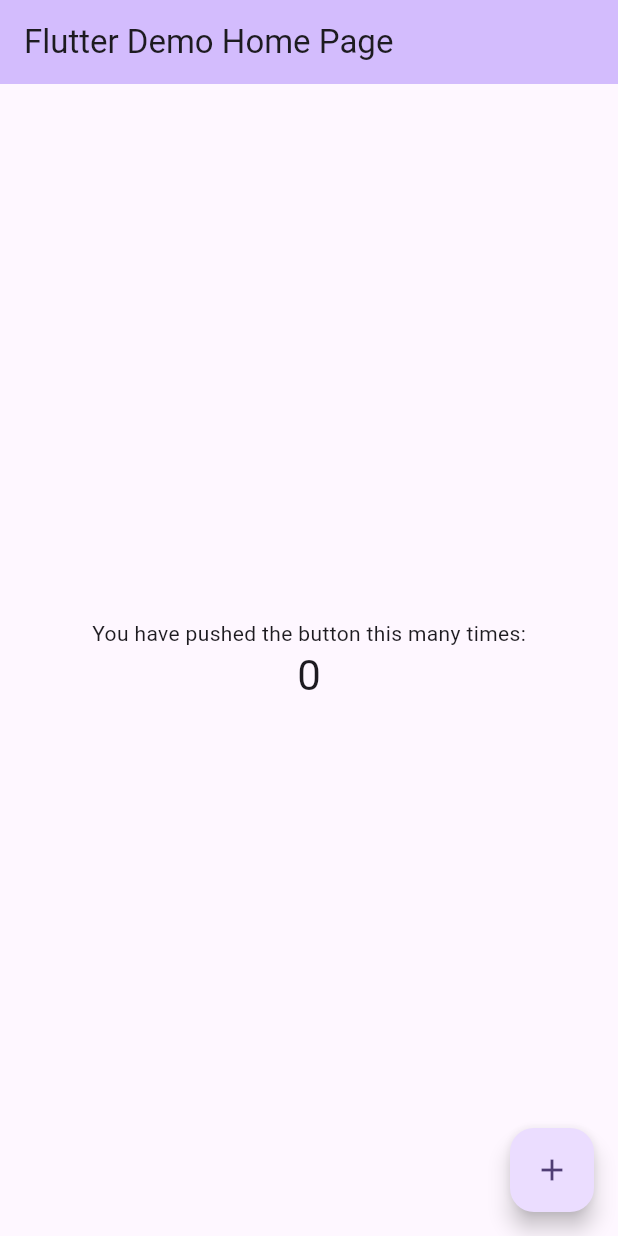
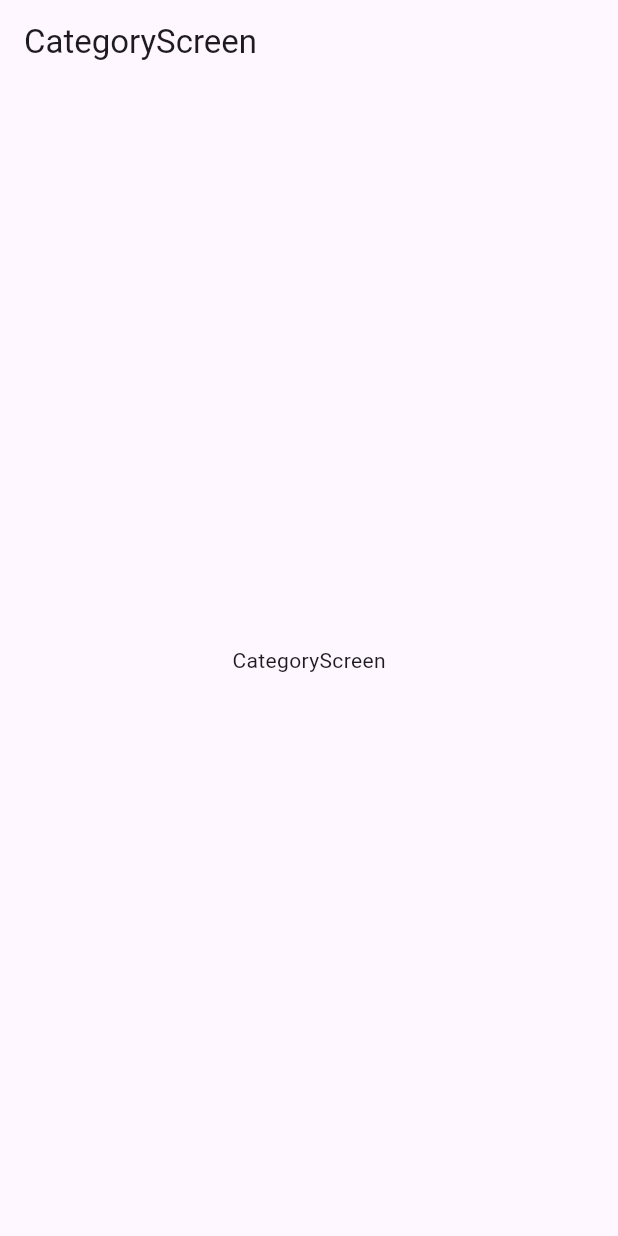
Before and after one commit to SoftEngAliijaz/meals_store, a Flutter app: the screen it shows after launch, on a phone screen of 412 x 824 dp. Run offline on Flutter 3.47's test engine with Material 3 defaults, Android fonts, the light colour scheme and no system bars.

Commit message:
initial-screen-setups

```diff
--- /dev/null
+++ b/lib/category_screen.dart
@@ -0,0 +1,16 @@
+import 'package:flutter/material.dart';
+
+class CategoryScreen extends StatelessWidget {
+  const CategoryScreen({super.key});
+  @override
+  Widget build(BuildContext context) {
+    return Scaffold(
+      appBar: AppBar(
+        title: const Text('CategoryScreen'),
+      ),
+      body: const Center(
+        child: Text('CategoryScreen'),
+      ),
+    );
+  }
+}
--- a/lib/main.dart
+++ b/lib/main.dart
@@ -1,4 +1,5 @@
 import 'package:flutter/material.dart';
+import 'package:meals_store/category_screen.dart';
 
 void main() {
   runApp(const MyApp());
@@ -7,119 +8,12 @@
 class MyApp extends StatelessWidget {
   const MyApp({super.key});
 
-  // This widget is the root of your application.
   @override
   Widget build(BuildContext context) {
     return MaterialApp(
-      title: 'Flutter Demo',
-      theme: ThemeData(
-        // This is the theme of your application.
-        //
-        // TRY THIS: Try running your application with "flutter run". You'll see
-        // the application has a purple toolbar. Then, without quitting the app,
-        // try changing the seedColor in the colorScheme below to Colors.green
-        // and then invoke "hot reload" (save your changes or press the "hot
-        // reload" button in a Flutter-supported IDE, or press "r" if you used
-        // the command line to start the app).
-        //
-        // Notice that the counter didn't reset back to zero; the application
-        // state is not lost during the reload. To reset the state, use hot
-        // restart instead.
-        //
-        // This works for code too, not just values: Most code changes can be
-        // tested with just a hot reload.
-        colorScheme: ColorScheme.fromSeed(seedColor: Colors.deepPurple),
-        useMaterial3: true,
-      ),
-      home: const MyHomePage(title: 'Flutter Demo Home Page'),
+      title: 'Meals Store',
+      theme: ThemeData(useMaterial3: true, primarySwatch: Colors.blue),
+      home: const CategoryScreen(),
     );
   }
 }
-
-class MyHomePage extends StatefulWidget {
-  const MyHomePage({super.key, required this.title});
-
-  // This widget is the home page of your application. It is stateful, meaning
-  // that it has a State object (defined below) that contains fields that affect
-  // how it looks.
-
-  // This class is the configuration for the state. It holds the values (in this
-  // case the title) provided by the parent (in this case the App widget) and
-  // used by the build method of the State. Fields in a Widget subclass are
-  // always marked "final".
-
-  final String title;
-
-  @override
-  State<MyHomePage> createState() => _MyHomePageState();
-}
-
-class _MyHomePageState extends State<MyHomePage> {
-  int _counter = 0;
-
-  void _incrementCounter() {
-    setState(() {
-      // This call to setState tells the Flutter framework that something has
-      // changed in this State, which causes it to rerun the build method below
-      // so that the display can reflect the updated values. If we changed
-      // _counter without calling setState(), then the build method would not be
-      // called again, and so nothing would appear to happen.
-      _counter++;
-    });
-  }
-
-  @override
-  Widget build(BuildContext context) {
-    // This method is rerun every time setState is called, for instance as done
-    // by the _incrementCounter method above.
-    //
-    // The Flutter framework has been optimized to make rerunning build methods
-    // fast, so that you can just rebuild anything that needs updating rather
-    // than having to individually change instances of widgets.
-    return Scaffold(
-      appBar: AppBar(
-        // TRY THIS: Try changing the color here to a specific color (to
-        // Colors.amber, perhaps?) and trigger a hot reload to see the AppBar
-        // change color while the other colors stay the same.
-        backgroundColor: Theme.of(context).colorScheme.inversePrimary,
-        // Here we take the value from the MyHomePage object that was created by
-        // the App.build method, and use it to set our appbar title.
-        title: Text(widget.title),
-      ),
-      body: Center(
-        // Center is a layout widget. It takes a single child and positions it
-        // in the middle of the parent.
-        child: Column(
-          // Column is also a layout widget. It takes a list of children and
-          // arranges them vertically. By default, it sizes itself to fit its
-          // children horizontally, and tries to be as tall as its parent.
-          //
-          // Column has various properties to control how it sizes itself and
-          // how it positions its children. Here we use mainAxisAlignment to
-          // center the children vertically; the main axis here is the vertical
-          // axis because Columns are vertical (the cross axis would be
-          // horizontal).
-          //
-          // TRY THIS: Invoke "debug painting" (choose the "Toggle Debug Paint"
-          // action in the IDE, or press "p" in the console), to see the
-          // wireframe for each widget.
-          mainAxisAlignment: MainAxisAlignment.center,
-          children: <Widget>[
-            const Text(
-              'You have pushed the button this many times:',
-            ),
-            Text(
-              '$_counter',
-              style: Theme.of(context).textTheme.headlineMedium,
-            ),
-          ],
-        ),
-      ),
-      floatingActionButton: FloatingActionButton(
-        onPressed: _incrementCounter,
-        tooltip: 'Increment',
-        child: const Icon(Icons.add),
-      ), // This trailing comma makes auto-formatting nicer for build methods.
-    );
-  }
-}
```
